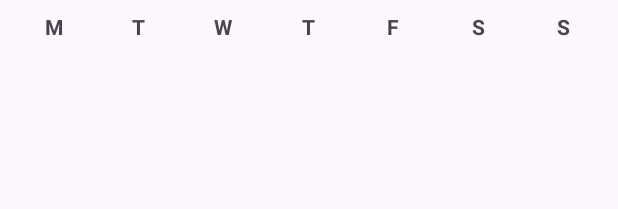
After one commit to ian544/Deadline, an Android app: the layout fragment_month_view.xml on its own in the app's theme, with its tools: preview values and no code run, on a phone screen of 412 x 824 dp. The commit adds this screen. Shown: the top 209 px of the screen. Run offline under Robolectric (Android 15) with nearby library versions, the phone set to English and light mode, and no system bars.

Commit message:
Unfinished updates to UI for Calendar Activity

```diff
--- a/DeadlineSketch_241116/DeadlineSketch/app/build.gradle.kts
+++ b/DeadlineSketch_241116/DeadlineSketch/app/build.gradle.kts
@@ -36,7 +36,8 @@ android {
 }
 
 dependencies {
-
+    implementation("com.google.android.material:material:1.9.0")
+    implementation("androidx.constraintlayout:constraintlayout:2.1.4")
     implementation(libs.androidx.core.ktx)
     implementation(libs.androidx.appcompat)
     implementation(libs.material)
--- a/DeadlineSketch_241116/DeadlineSketch/app/src/main/AndroidManifest.xml
+++ b/DeadlineSketch_241116/DeadlineSketch/app/src/main/AndroidManifest.xml
@@ -1,6 +1,11 @@
 <?xml version="1.0" encoding="utf-8"?>
 <manifest xmlns:android="http://schemas.android.com/apk/res/android"
     xmlns:tools="http://schemas.android.com/tools">
+
+    <uses-permission android:name="android.permission.INTERNET"/>
+    <uses-permission android:name="android.permission.GET_ACCOUNTS"/>
+    <uses-permission android:name="android.permission.READ_CALENDAR"/>
+    <uses-permission android:name="android.permission.WRITE_CALENDAR"/>
 
     <application
         android:allowBackup="true"
--- a/DeadlineSketch_241116/DeadlineSketch/app/src/main/java/ca/unb/mobiledev/deadlinesketch/MainActivity.kt
+++ b/DeadlineSketch_241116/DeadlineSketch/app/src/main/java/ca/unb/mobiledev/deadlinesketch/MainActivity.kt
@@ -64,7 +64,7 @@ class MainActivity : AppCompatActivity() {
 //            popupWindow.isFocusable = true
 //            popupWindow.showAsDropDown(view, 0, 0)
         }
-        val testButton: Button = findViewById(R.id.testButton)
+        val testButton: Button = findViewById(R.id.calendarButton)
         testButton.setOnClickListener {
             val intent = Intent(this, TestActivity::class.java)
             startActivity(intent)
--- a/DeadlineSketch_241116/DeadlineSketch/app/src/main/res/layout/activity_main.xml
+++ b/DeadlineSketch_241116/DeadlineSketch/app/src/main/res/layout/activity_main.xml
@@ -8,14 +8,14 @@
     tools:context=".MainActivity">
 
     <com.google.android.material.button.MaterialButton
-        android:id="@+id/testButton"
+        android:id="@+id/calendarButton"
         style="@style/Widget.MaterialComponents.Button.OutlinedButton"
         android:layout_width="0dp"
         android:layout_height="80dp"
         android:layout_marginStart="16dp"
         android:layout_marginEnd="16dp"
         android:layout_marginBottom="8dp"
-        android:text="@string/test_button"
+        android:text="@string/calendar_button"
         android:textColor="@color/black"
         android:textSize="20sp"
         android:textStyle="bold"
@@ -87,7 +87,7 @@
         android:layout_marginTop="16dp"
         android:layout_marginBottom="16dp"
         android:background="@drawable/recycler_border"
-        app:layout_constraintBottom_toTopOf="@+id/testButton"
+        app:layout_constraintBottom_toTopOf="@+id/calendarButton"
         app:layout_constraintEnd_toEndOf="parent"
         app:layout_constraintStart_toStartOf="parent"
         app:layout_constraintTop_toBottomOf="@+id/divider"
--- /dev/null
+++ b/DeadlineSketch_241116/DeadlineSketch/app/src/main/res/layout/fragment_month_view.xml
@@ -0,0 +1,92 @@
+<?xml version="1.0" encoding="utf-8"?>
+<LinearLayout xmlns:android="http://schemas.android.com/apk/res/android"
+    android:layout_width="match_parent"
+    android:layout_height="match_parent"
+    android:orientation="vertical"
+    android:padding="8dp">
+
+    <!-- Header row showing weekdays -->
+    <LinearLayout
+        android:layout_width="match_parent"
+        android:layout_height="wrap_content"
+        android:orientation="horizontal"
+        android:weightSum="7">
+
+        <TextView
+            android:layout_width="0dp"
+            android:layout_height="wrap_content"
+            android:layout_weight="1"
+            android:gravity="center"
+            android:text="M"
+            android:textStyle="bold" />
+
+        <TextView
+            android:layout_width="0dp"
+            android:layout_height="wrap_content"
+            android:layout_weight="1"
+            android:gravity="center"
+            android:text="T"
+            android:textStyle="bold" />
+
+        <TextView
+            android:layout_width="0dp"
+            android:layout_height="wrap_content"
+            android:layout_weight="1"
+            android:gravity="center"
+            android:text="W"
+            android:textStyle="bold" />
+
+        <TextView
+            android:layout_width="0dp"
+            android:layout_height="wrap_content"
+            android:layout_weight="1"
+            android:gravity="center"
+            android:text="T"
+            android:textStyle="bold" />
+
+        <TextView
+            android:layout_width="0dp"
+            android:layout_height="wrap_content"
+            android:layout_weight="1"
+            android:gravity="center"
+            android:text="F"
+            android:textStyle="bold" />
+
+        <TextView
+            android:layout_width="0dp"
+            android:layout_height="wrap_content"
+            android:layout_weight="1"
+            android:gravity="center"
+            android:text="S"
+            android:textStyle="bold" />
+
+        <TextView
+            android:layout_width="0dp"
+            android:layout_height="wrap_content"
+            android:layout_weight="1"
+            android:gravity="center"
+            android:text="S"
+            android:textStyle="bold" />
+    </LinearLayout>
+
+    <!-- Grid to represent the month -->
+    <GridLayout
+        android:layout_width="match_parent"
+        android:layout_height="match_parent"
+        android:columnCount="7"
+        android:rowCount="6"
+        android:paddingTop="8dp">
+
+        <!-- Example cells for the month view -->
+        <TextView
+            android:layout_width="0dp"
+            android:layout_height="100dp"
+            android:layout_gravity="center"
+            android:background="#EFEFEF"
+            android:gravity="center"
+            android:text="1" />
+
+        <!-- Repeat cells as needed -->
+
+    </GridLayout>
+</LinearLayout>
```
Also changed, not shown: DeadlineSketch_241116/DeadlineSketch/app/src/main/java/ca/unb/mobiledev/deadlinesketch/DayViewFragment.kt (added, +16 -0 lines), DeadlineSketch_241116/DeadlineSketch/app/src/main/java/ca/unb/mobiledev/deadlinesketch/MonthViewFragment.kt (added, +17 -0 lines), DeadlineSketch_241116/DeadlineSketch/app/src/main/java/ca/unb/mobiledev/deadlinesketch/TestActivity.kt (+42 -19 lines), DeadlineSketch_241116/DeadlineSketch/app/src/main/java/ca/unb/mobiledev/deadlinesketch/WeekViewFragment.kt (added, +17 -0 lines), DeadlineSketch_241116/DeadlineSketch/app/src/main/res/layout/activity_test.xml (+25 -16 lines), DeadlineSketch_241116/DeadlineSketch/app/src/main/res/layout/fragment_day_view.xml (added, +18 -0 lines), DeadlineSketch_241116/DeadlineSketch/app/src/main/res/layout/fragment_week_view.xml (added, +92 -0 lines), DeadlineSketch_241116/DeadlineSketch/app/src/main/res/values/strings.xml (+6 -1 lines).
